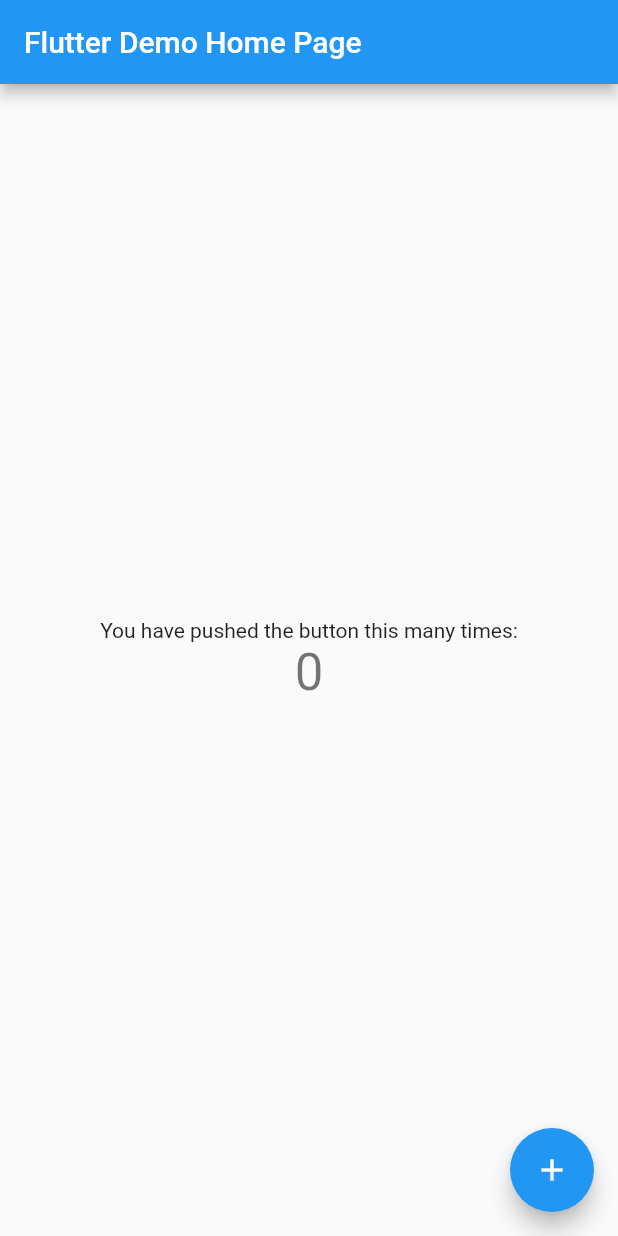
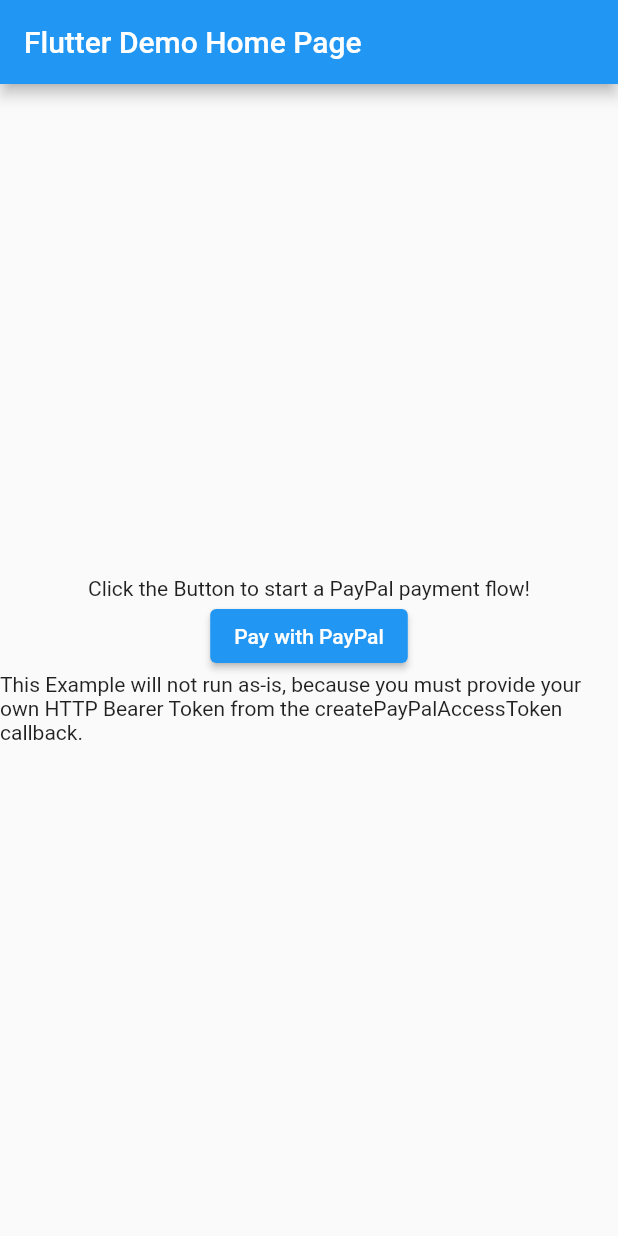
Before and after one commit to seasox/paypal_button, a Flutter app: the screen it shows after launch, on a phone screen of 412 x 824 dp. Run offline on Flutter 3.47's test engine with Material 2 defaults, Android fonts, the phone set to English and light mode, and no system bars; our stand-ins replace webview_flutter.

Commit message:
add example

```diff
--- a/example/lib/main.dart
+++ b/example/lib/main.dart
@@ -1,4 +1,7 @@
 import 'package:flutter/material.dart';
+import 'package:paypal_button/paypal_button.dart';
+import 'package:paypal_button/paypal_order_params.dart';
+import 'package:paypal_button/paypal_service.dart';
 
 void main() {
   runApp(MyApp());
@@ -46,17 +49,19 @@ class MyHomePage extends StatefulWidget {
 }
 
 class _MyHomePageState extends State<MyHomePage> {
-  int _counter = 0;
 
-  void _incrementCounter() {
-    setState(() {
-      // This call to setState tells the Flutter framework that something has
-      // changed in this State, which causes it to rerun the build method below
-      // so that the display can reflect the updated values. If we changed
-      // _counter without calling setState(), then the build method would not be
-      // called again, and so nothing would appear to happen.
-      _counter++;
-    });
+  void onPayPalFinish(BuildContext context, String orderId) {
+    print(orderId);
+    Navigator.pop(context);
+  }
+
+  Future<String> createPayPalAccessToken(PayPalServiceMode mode) {
+    // depending on mode, create a PayPal AccessToken using your clientId and secretId
+    // You might want to do a HTTP request to your backend, which in turn
+    // creates an Access Token using the appropriate PayPal API. A simple example
+    // using HTTP Basic Auth:
+    // curl -v 'https://YOUR_CLIENT_ID:YOUR_CLIENT_SECRET@api.sandbox.paypal.com/v1/oauth2/token?grant_type=client_credentials
+    return Future.delayed(Duration(seconds: 2), () => "YOUR_PAYPAL_BEARER_ACCESS_TOKEN");
   }
 
   @override
@@ -67,6 +72,9 @@ class _MyHomePageState extends State<MyHomePage> {
     // The Flutter framework has been optimized to make rerunning build methods
     // fast, so that you can just rebuild anything that needs updating rather
     // than having to individually change instances of widgets.
+    PayPalService service = PayPalService(
+        accessToken: createPayPalAccessToken,
+    );
     return Scaffold(
       appBar: AppBar(
         // Here we take the value from the MyHomePage object that was created by
@@ -74,40 +82,33 @@ class _MyHomePageState extends State<MyHomePage> {
         title: Text(widget.title),
       ),
       body: Center(
-        // Center is a layout widget. It takes a single child and positions it
-        // in the middle of the parent.
         child: Column(
-          // Column is also a layout widget. It takes a list of children and
-          // arranges them vertically. By default, it sizes itself to fit its
-          // children horizontally, and tries to be as tall as its parent.
-          //
-          // Invoke "debug painting" (press "p" in the console, choose the
-          // "Toggle Debug Paint" action from the Flutter Inspector in Android
-          // Studio, or the "Toggle Debug Paint" command in Visual Studio Code)
-          // to see the wireframe for each widget.
-          //
-          // Column has various properties to control how it sizes itself and
-          // how it positions its children. Here we use mainAxisAlignment to
-          // center the children vertically; the main axis here is the vertical
-          // axis because Columns are vertical (the cross axis would be
-          // horizontal).
           mainAxisAlignment: MainAxisAlignment.center,
           children: <Widget>[
-            Text(
-              'You have pushed the button this many times:',
-            ),
-            Text(
-              '$_counter',
-              style: Theme.of(context).textTheme.headline4,
-            ),
+            Text('Click the Button to start a PayPal payment flow!'),
+            PayPalButton(
+                onFinish: onPayPalFinish,
+                orderParams: PayPalOrderParams.create(
+                    "1",
+                    "iPhone X Special Offer",
+                    "EUR",
+                    0,
+                    "For questions about yur purchase, contact us at mail@shop.example.org",
+                    [
+                     PayPalItem(
+                       name: "iPhone X",
+                       quantity: 1,
+                       price: 399.99,
+                       currency: "EUR",
+                     ),
+                    ],
+                    "https://example.org/purchase_done",
+                    "https://example.com/purchase_cancel"),
+                service: service),
+            Text('This Example will not run as-is, because you must provide your own HTTP Bearer Token from the createPayPalAccessToken callback.')
           ],
         ),
       ),
-      floatingActionButton: FloatingActionButton(
-        onPressed: _incrementCounter,
-        tooltip: 'Increment',
-        child: Icon(Icons.add),
-      ), // This trailing comma makes auto-formatting nicer for build methods.
     );
   }
 }
--- a/example/pubspec.yaml
+++ b/example/pubspec.yaml
@@ -23,6 +23,8 @@ environment:
 dependencies:
   flutter:
     sdk: flutter
+  paypal_button:
+    path: '../'
 
 
   # The following adds the Cupertino Icons font to your application.
```
Also changed, not shown: example/pubspec.lock, 6 other files.
